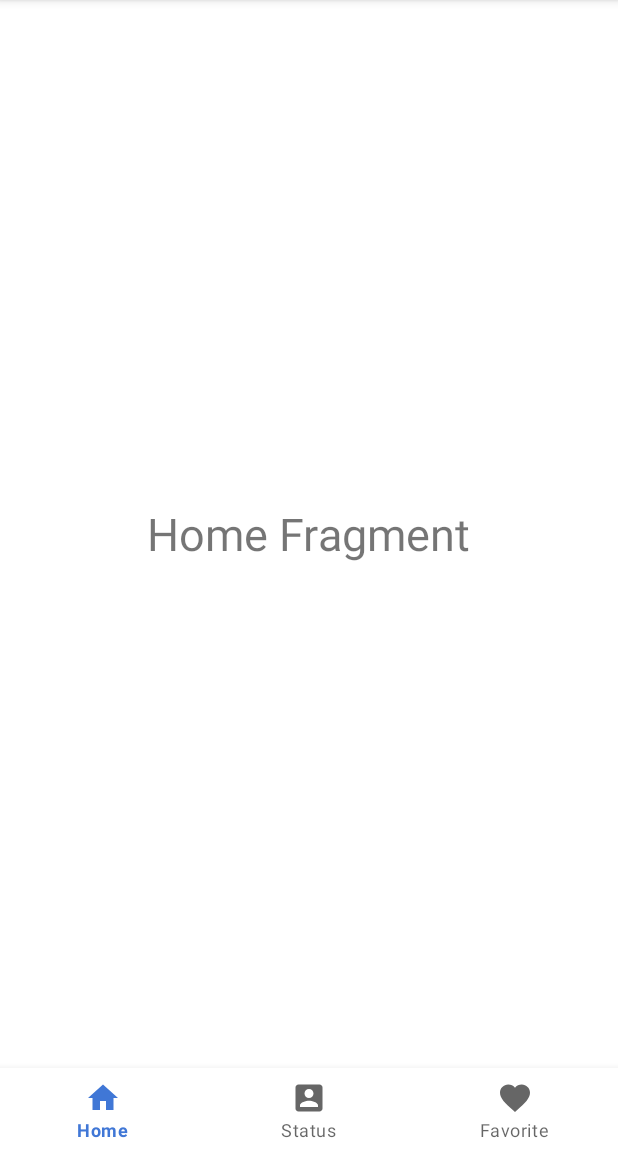
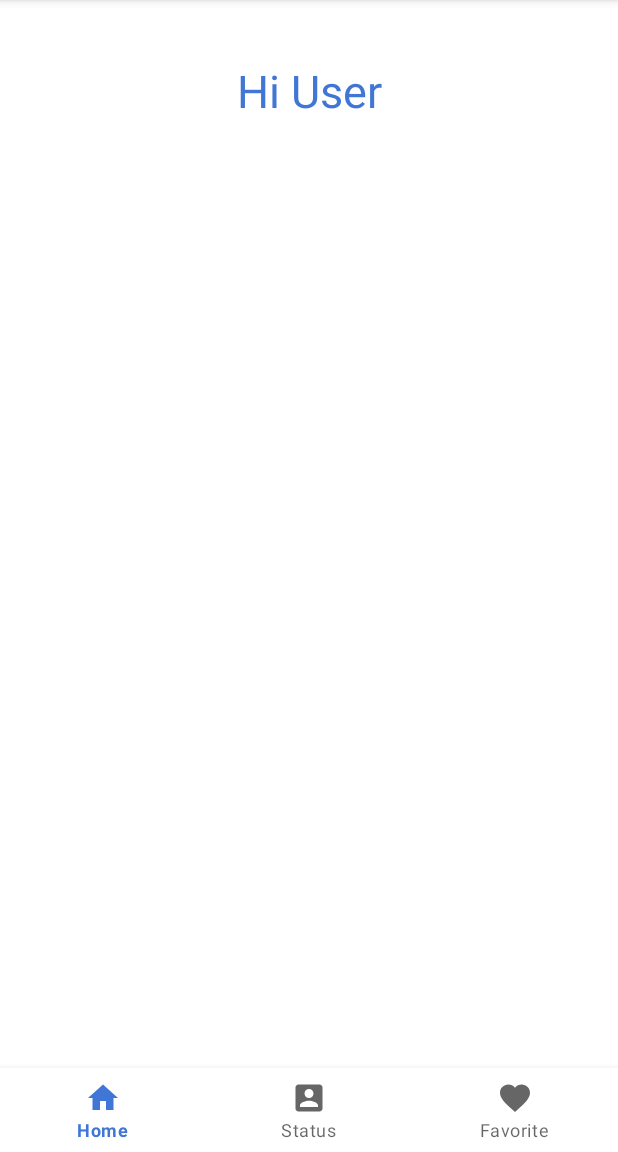
Before and after one commit to LiranFain22/FitUp, an Android app: the screen it shows after launch once a user with an empty profile is signed in (MainActivity), on a phone screen of 412 x 824 dp, the part 84-1236 px from its top. Run offline under Robolectric (Android 15) with nearby library versions, the phone set to English and light mode, and no system bars; our stand-ins replace Firebase (no records; nobody signed in at launch, a user with empty details on screens opened directly).

Commit message:
working in progress

```diff
--- a/app/src/main/java/com/example/fitup/Fragment_Home.java
+++ b/app/src/main/java/com/example/fitup/Fragment_Home.java
@@ -4,6 +4,8 @@ import android.os.Bundle;
 import android.view.LayoutInflater;
 import android.view.View;
 import android.view.ViewGroup;
+import android.widget.ImageButton;
+import android.widget.TextView;
 
 import androidx.annotation.NonNull;
 import androidx.annotation.Nullable;
@@ -11,9 +13,28 @@ import androidx.fragment.app.Fragment;
 
 public class Fragment_Home extends Fragment {
 
+    private TextView Fragment_home_userTitle;
+
+    @Override
+    public void onCreate(@Nullable Bundle savedInstanceState) {
+        super.onCreate(savedInstanceState);
+    }
+
     @Nullable
     @Override
     public View onCreateView(@NonNull LayoutInflater inflater, @Nullable ViewGroup container, @Nullable Bundle savedInstanceState) {
         return inflater.inflate(R.layout.fragment_home, container, false);
+
+    }
+
+    @Override
+    public void onViewCreated(@NonNull View view, @Nullable Bundle savedInstanceState) {
+        super.onViewCreated(view, savedInstanceState);
+
+        findViews(view);
+    }
+
+    private void findViews(View view) {
+        Fragment_home_userTitle = view.findViewById(R.id.Fragment_home_userTitle);
     }
 }
--- /dev/null
+++ b/app/src/main/res/drawable/ic_baseline_calendar_today_24.xml
@@ -0,0 +1,10 @@
+<vector xmlns:android="http://schemas.android.com/apk/res/android"
+    android:width="24dp"
+    android:height="24dp"
+    android:viewportWidth="24"
+    android:viewportHeight="24"
+    android:tint="?attr/colorControlNormal">
+  <path
+      android:fillColor="@android:color/white"
+      android:pathData="M20,3h-1L19,1h-2v2L7,3L7,1L5,1v2L4,3c-1.1,0 -2,0.9 -2,2v16c0,1.1 0.9,2 2,2h16c1.1,0 2,-0.9 2,-2L22,5c0,-1.1 -0.9,-2 -2,-2zM20,21L4,21L4,8h16v13z"/>
+</vector>
--- a/app/src/main/res/layout/fragment_home.xml
+++ b/app/src/main/res/layout/fragment_home.xml
@@ -1,14 +1,24 @@
 <?xml version="1.0" encoding="utf-8"?>
-<RelativeLayout xmlns:android="http://schemas.android.com/apk/res/android"
-    android:layout_width="match_parent" android:layout_height="match_parent"
+<androidx.constraintlayout.widget.ConstraintLayout xmlns:android="http://schemas.android.com/apk/res/android"
+    xmlns:tools="http://schemas.android.com/tools"
+    android:layout_width="match_parent"
+    android:layout_height="match_parent"
+    xmlns:app="http://schemas.android.com/apk/res-auto"
     android:id="@+id/Fragment_home">
 
+
     <TextView
+        android:id="@+id/Fragment_home_userTitle"
         android:layout_width="wrap_content"
         android:layout_height="wrap_content"
-        android:layout_centerInParent="true"
-        android:text="Home Fragment"
-        android:textSize="30sp"/>
+        android:layout_marginTop="40dp"
+        android:text="Hi User"
+        android:textColor="@color/colorPrimary"
+        android:textSize="30sp"
+        app:layout_constraintEnd_toEndOf="parent"
+        app:layout_constraintStart_toStartOf="parent"
+        app:layout_constraintTop_toTopOf="parent" />
 
 
-</RelativeLayout>
+
+</androidx.constraintlayout.widget.ConstraintLayout>
```
